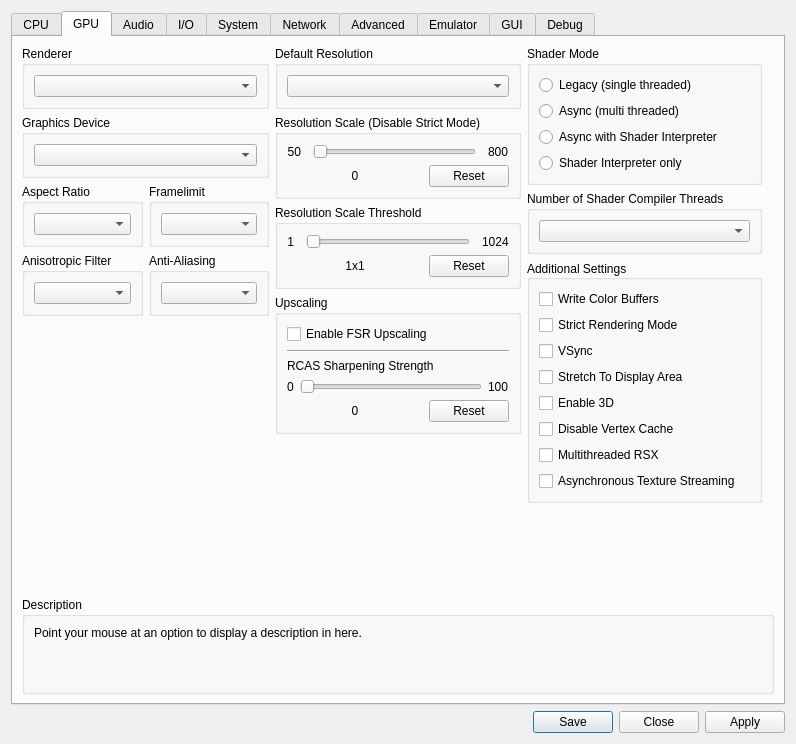
RPCS3/rpcs3, file rpcs3/rpcs3qt/settings_dialog.ui: the form before one commit.
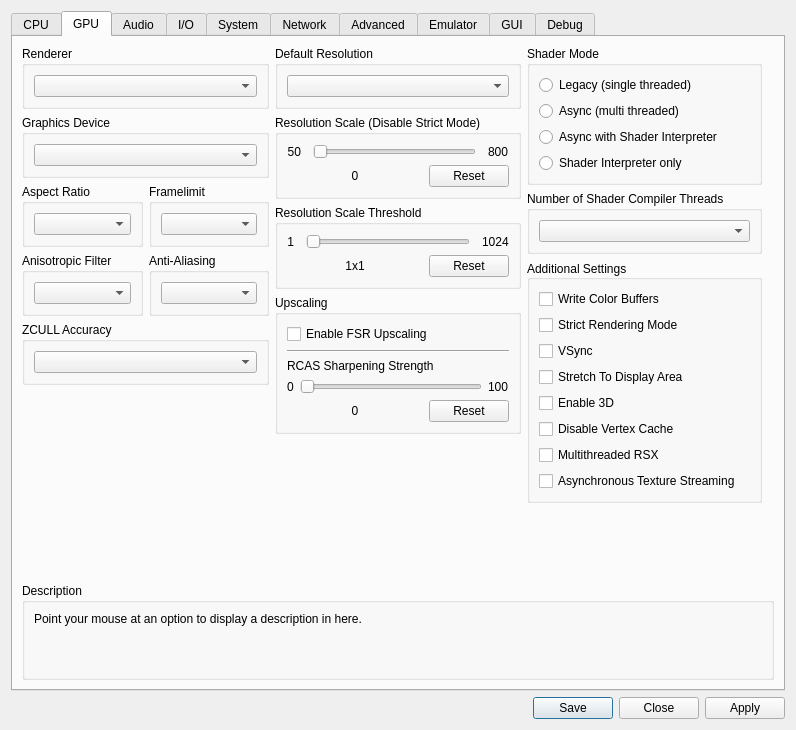
The form after the commit. The open tabs and pages were chosen to show the change. Icons and pictures are not drawn.

Commit message: Add ZCULL control options to the GUI

What changed in the file:
```diff
--- a/rpcs3/rpcs3qt/settings_dialog.ui
+++ b/rpcs3/rpcs3qt/settings_dialog.ui
@@ -456,6 +456,36 @@
              </layout>
             </widget>
            </item>
+           <item>
+            <widget class="QWidget" name="widget_gpu_3" native="true">
+             <layout class="QHBoxLayout" name="widget_gpu_3_layout" stretch="1">
+              <property name="leftMargin">
+               <number>0</number>
+              </property>
+              <property name="topMargin">
+               <number>0</number>
+              </property>
+              <property name="rightMargin">
+               <number>0</number>
+              </property>
+              <property name="bottomMargin">
+               <number>0</number>
+              </property>
+              <item>
+               <widget class="QGroupBox" name="gbZCULL">
+                <property name="title">
+                 <string>ZCULL Accuracy</string>
+                </property>
+                <layout class="QVBoxLayout" name="gbZCULL_layout">
+                 <item>
+                  <widget class="QComboBox" name="zcullPrecisionMode"/>
+                 </item>
+                </layout>
+               </widget>
+              </item>
+             </layout>
+            </widget>
+           </item>
            <item>
             <spacer name="gpu_tab_layout_right_spacer">
              <property name="orientation">
@@ -2184,13 +2214,6 @@
                 </property>
                </widget>
               </item>
-              <item>
-               <widget class="QCheckBox" name="relaxedZCULL">
-                <property name="text">
-                 <string>Relaxed ZCULL Sync</string>
-                </property>
-               </widget>
-              </item>
              </layout>
             </widget>
            </item>
```
The commit also changes 4 other files.
